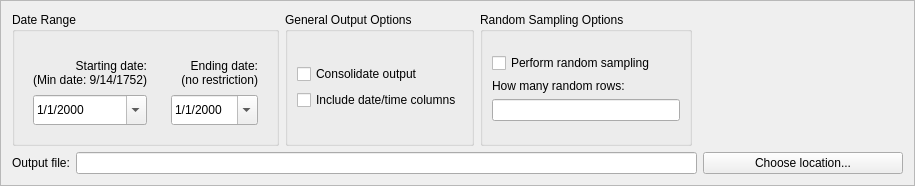
daniel347x/newgene, file NewGeneUI/NewGene/Widgets/CreateOutput/GenerateOutput/optionsbox.ui: the form before one commit.
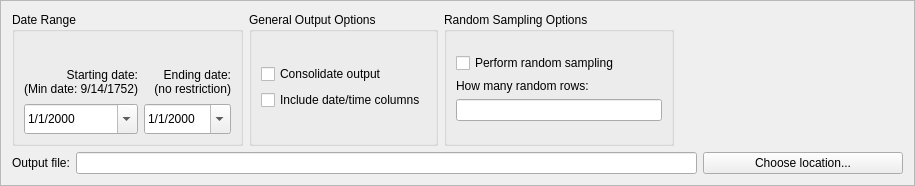
The form after the commit. Custom widgets are drawn as their Qt base class.

Commit message: En-route to overcoming bullshit on MacOS where the toolbox tabs cannot be colorized via any C++ handling of palettes or stylesheets

What changed in the file:
```diff
--- a/NewGeneUI/NewGene/Widgets/CreateOutput/GenerateOutput/optionsbox.ui
+++ b/NewGeneUI/NewGene/Widgets/CreateOutput/GenerateOutput/optionsbox.ui
@@ -37,6 +37,18 @@
         <item>
          <widget class="QWidget" name="widget" native="true">
           <layout class="QVBoxLayout" name="verticalLayout_6">
+           <property name="leftMargin">
+            <number>0</number>
+           </property>
+           <property name="topMargin">
+            <number>0</number>
+           </property>
+           <property name="rightMargin">
+            <number>0</number>
+           </property>
+           <property name="bottomMargin">
+            <number>0</number>
+           </property>
            <item>
             <layout class="QVBoxLayout" name="verticalLayout_3">
              <property name="spacing">
@@ -103,19 +115,6 @@
                </property>
               </widget>
              </item>
-             <item>
-              <spacer name="verticalSpacer_4">
-               <property name="orientation">
-                <enum>Qt::Vertical</enum>
-               </property>
-               <property name="sizeHint" stdset="0">
-                <size>
-                 <width>20</width>
-                 <height>40</height>
-                </size>
-               </property>
-              </spacer>
-             </item>
             </layout>
            </item>
           </layout>
@@ -124,8 +123,20 @@
         <item>
          <widget class="QWidget" name="widget_2" native="true">
           <layout class="QVBoxLayout" name="verticalLayout_10">
+           <property name="leftMargin">
+            <number>0</number>
+           </property>
+           <property name="topMargin">
+            <number>0</number>
+           </property>
+           <property name="rightMargin">
+            <number>0</number>
+           </property>
+           <property name="bottomMargin">
+            <number>0</number>
+           </property>
            <item>
-            <layout class="QVBoxLayout" name="verticalLayout_9">
+            <layout class="QVBoxLayout" name="verticalLayout_9" stretch="0,0,0">
              <property name="spacing">
               <number>0</number>
              </property>
@@ -189,19 +200,6 @@
              </item>
             </layout>
            </item>
-           <item>
-            <spacer name="verticalSpacer_8">
-             <property name="orientation">
-              <enum>Qt::Vertical</enum>
-             </property>
-             <property name="sizeHint" stdset="0">
-              <size>
-               <width>20</width>
-               <height>40</height>
-              </size>
-             </property>
-            </spacer>
-           </item>
           </layout>
           <zorder>verticalSpacer_8</zorder>
          </widget>
```
Left out of the diff: 1 changed line with no effect on the pictures. The commit also changes 2 other files.
